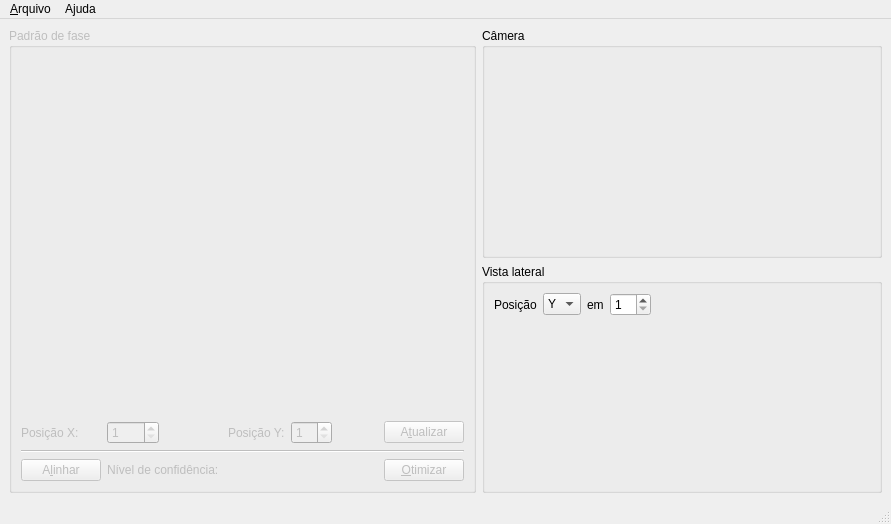
Above: mainwindow.ui from airtonrampim/PhaseOptimizer before the change. Below: the same form after it.
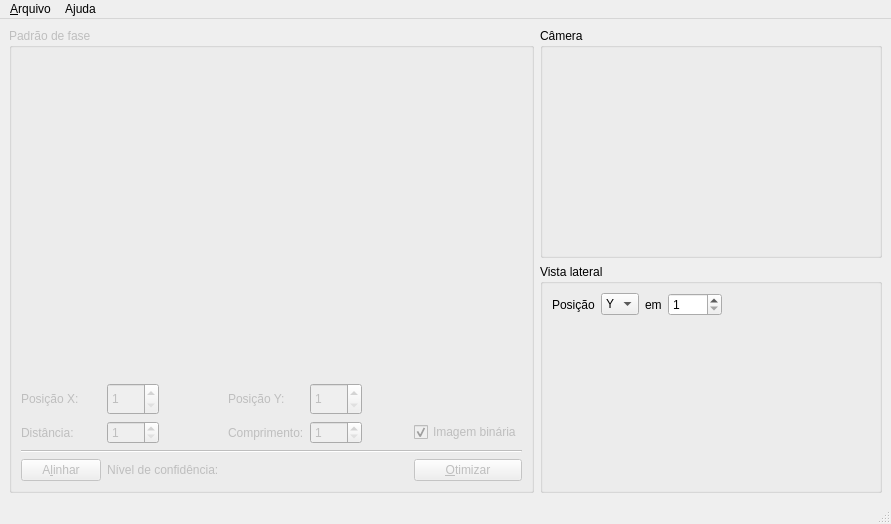
That is the form after the change.

Commit message: Mudanças a serem submetidas: 	modified:   PhaseOptimizer.py 	modified:   mainwindow.py 	modified:   mainwindow.ui 	modified:   optimize.py 	modified:   phase.py

The edit to the form file:
```diff
--- a/mainwindow.ui
+++ b/mainwindow.ui
@@ -32,6 +32,9 @@
          <property name="text">
           <string/>
          </property>
+         <property name="alignment">
+          <set>Qt::AlignCenter</set>
+         </property>
         </widget>
        </item>
       </layout>
@@ -81,6 +84,9 @@
          <property name="text">
           <string/>
          </property>
+         <property name="alignment">
+          <set>Qt::AlignCenter</set>
+         </property>
         </widget>
        </item>
        <item row="0" column="0">
@@ -95,6 +101,9 @@
          <property name="minimum">
           <number>1</number>
          </property>
+         <property name="maximum">
+          <number>1280</number>
+         </property>
         </widget>
        </item>
        <item row="0" column="4">
@@ -122,18 +131,36 @@
        <string>Padrão de fase</string>
       </property>
       <layout class="QGridLayout" name="gridLayout_3">
-       <item row="1" column="5">
-        <spacer name="horizontalSpacer">
-         <property name="orientation">
-          <enum>Qt::Horizontal</enum>
+       <item row="1" column="1">
+        <widget class="QLabel" name="lblX">
+         <property name="text">
+          <string>Posição X:</string>
          </property>
-         <property name="sizeHint" stdset="0">
-          <size>
-           <width>40</width>
-           <height>20</height>
-          </size>
+        </widget>
+       </item>
+       <item row="7" column="2">
+        <widget class="QLabel" name="lblConfidence">
+         <property name="text">
+          <string>Nível de confidência: </string>
          </property>
-        </spacer>
+        </widget>
+       </item>
+       <item row="7" column="6">
+        <widget class="QPushButton" name="pbOptimize">
+         <property name="text">
+          <string>&amp;Otimizar</string>
+         </property>
+        </widget>
+       </item>
+       <item row="0" column="1" colspan="6">
+        <widget class="QLabel" name="lblPhase">
+         <property name="text">
+          <string/>
+         </property>
+         <property name="alignment">
+          <set>Qt::AlignCenter</set>
+         </property>
+        </widget>
        </item>
        <item row="1" column="2">
         <widget class="QSpinBox" name="sbX">
@@ -152,19 +179,8 @@
          <property name="minimum">
           <number>1</number>
          </property>
-        </widget>
-       </item>
-       <item row="1" column="3">
-        <widget class="QLabel" name="lblY">
-         <property name="text">
-          <string>Posição Y:</string>
-         </property>
-        </widget>
-       </item>
-       <item row="5" column="1" colspan="6">
-        <widget class="Line" name="line">
-         <property name="orientation">
-          <enum>Qt::Horizontal</enum>
+         <property name="maximum">
+          <number>1280</number>
          </property>
         </widget>
        </item>
@@ -185,63 +201,114 @@
          <property name="minimum">
           <number>1</number>
          </property>
-        </widget>
-       </item>
-       <item row="6" column="2">
-        <widget class="QLabel" name="lblConfidence">
-         <property name="text">
-          <string>Nível de confidência: </string>
+         <property name="maximum">
+          <number>1024</number>
          </property>
         </widget>
        </item>
-       <item row="6" column="6">
-        <widget class="QPushButton" name="pbOptimize">
-         <property name="text">
-          <string>&amp;Otimizar</string>
-         </property>
-        </widget>
-       </item>
-       <item row="6" column="5">
-        <spacer name="horizontalSpacer_2">
-         <property name="orientation">
-          <enum>Qt::Horizontal</enum>
-         </property>
-         <property name="sizeHint" stdset="0">
-          <size>
-           <width>40</width>
-           <height>20</height>
-          </size>
-         </property>
-        </spacer>
-       </item>
-       <item row="1" column="1">
-        <widget class="QLabel" name="lblX">
-         <property name="text">
-          <string>Posição X:</string>
-         </property>
-        </widget>
-       </item>
-       <item row="1" column="6">
-        <widget class="QPushButton" name="pbUpdate">
-         <property name="text">
-          <string>A&amp;tualizar</string>
-         </property>
-        </widget>
-       </item>
-       <item row="6" column="1">
+       <item row="7" column="1">
         <widget class="QPushButton" name="pbAlign">
          <property name="text">
           <string>A&amp;linhar</string>
          </property>
         </widget>
        </item>
-       <item row="0" column="1" colspan="6">
-        <widget class="QLabel" name="lblPhase">
+       <item row="6" column="1" colspan="6">
+        <widget class="Line" name="line">
+         <property name="orientation">
+          <enum>Qt::Horizontal</enum>
+         </property>
+        </widget>
+       </item>
+       <item row="1" column="3">
+        <widget class="QLabel" name="lblY">
          <property name="text">
-          <string/>
+          <string>Posição Y:</string>
          </property>
         </widget>
        </item>
+       <item row="7" column="5">
+        <spacer name="horizontalSpacer_2">
+         <property name="orientation">
+          <enum>Qt::Horizontal</enum>
+         </property>
+         <property name="sizeHint" stdset="0">
+          <size>
+           <width>40</width>
+           <height>20</height>
+          </size>
+         </property>
+        </spacer>
+       </item>
+       <item row="3" column="2">
+        <widget class="QSpinBox" name="sbDistanceGrating">
+         <property name="maximumSize">
+          <size>
+           <width>52</width>
+           <height>32</height>
+          </size>
+         </property>
+         <property name="minimum">
+          <number>1</number>
+         </property>
+         <property name="maximum">
+          <number>1024</number>
+         </property>
+        </widget>
+       </item>
+       <item row="3" column="4">
+        <widget class="QSpinBox" name="sbLengthGrating">
+         <property name="maximumSize">
+          <size>
+           <width>52</width>
+           <height>32</height>
+          </size>
+         </property>
+         <property name="minimum">
+          <number>1</number>
+         </property>
+         <property name="maximum">
+          <number>1024</number>
+         </property>
+        </widget>
+       </item>
+       <item row="3" column="1">
+        <widget class="QLabel" name="lblDistanceGrating">
+         <property name="text">
+          <string>Distância:</string>
+         </property>
+        </widget>
+       </item>
+       <item row="3" column="3">
+        <widget class="QLabel" name="lblLengthGrating">
+         <property name="text">
+          <string>Comprimento:</string>
+         </property>
+        </widget>
+       </item>
+       <item row="3" column="6">
+        <widget class="QCheckBox" name="cbBinary">
+         <property name="text">
+          <string>Imagem binária</string>
+         </property>
+         <property name="checked">
+          <bool>true</bool>
+         </property>
+        </widget>
+       </item>
+       <item row="1" column="5" colspan="2">
+        <spacer name="horizontalSpacer">
+         <property name="orientation">
+          <enum>Qt::Horizontal</enum>
+         </property>
+         <property name="sizeHint" stdset="0">
+          <size>
+           <width>40</width>
+           <height>20</height>
+          </size>
+         </property>
+        </spacer>
+       </item>
       </layout>
      </widget>
     </item>
```
Left out of the diff: 4 changed lines with no effect on the pictures. The commit also changes 4 other files.
